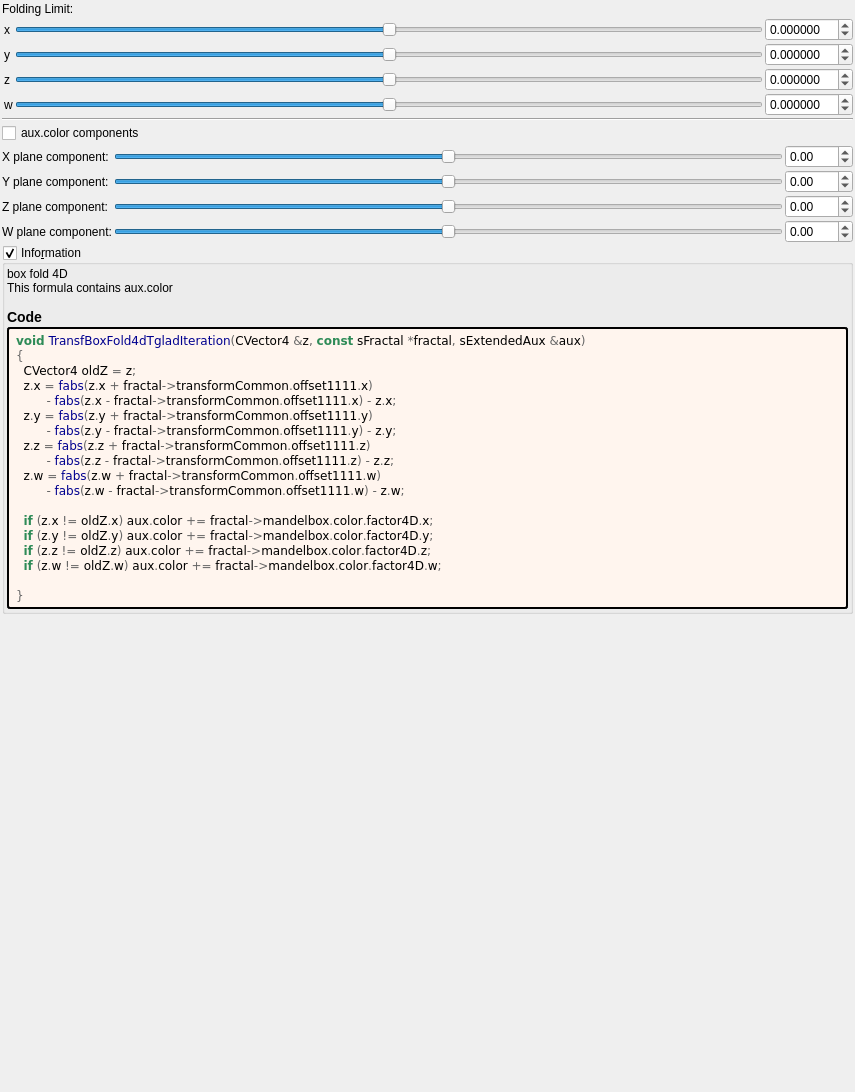
Old version of the form mandelbulber2/formula/ui/fractal_transf_box_fold4d_tglad.ui in the repository buddhi1980/mandelbulber2.
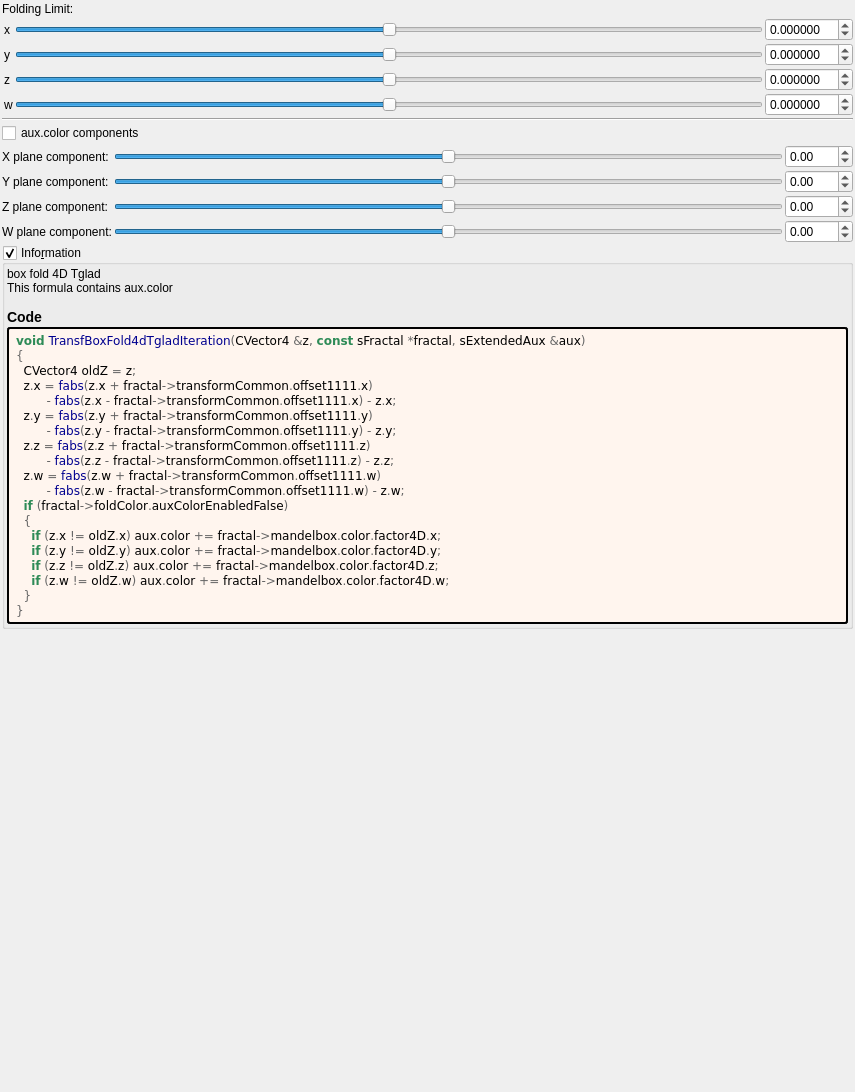
New version of the form. Custom widgets are drawn as their Qt base class.

The edit to the form file:
```diff
--- a/mandelbulber2/formula/ui/fractal_transf_box_fold4d_tglad.ui
+++ b/mandelbulber2/formula/ui/fractal_transf_box_fold4d_tglad.ui
@@ -557,7 +557,7 @@
       <item>
        <widget class="QLabel" name="label_information_general">
         <property name="text">
-         <string notr="true">&lt;p&gt;box fold 4D&lt;br&gt;This formula contains aux.color&lt;/p&gt;&lt;table&gt;
+		 <string notr="true">&lt;p&gt;box fold 4D Tglad&lt;br&gt;This formula contains aux.color&lt;/p&gt;&lt;table&gt;
 &lt;/table&gt;
 &lt;h3&gt;Code&lt;/h3&gt;</string>
         </property>
@@ -590,12 +590,13 @@
         &lt;span style=&quot;color:#676767&quot;&gt;-&lt;/span&gt; &lt;span style=&quot;color:#00008f&quot;&gt;fabs&lt;/span&gt;&lt;span style=&quot;color:#676767&quot;&gt;(&lt;/span&gt;z&lt;span style=&quot;color:#676767&quot;&gt;.&lt;/span&gt;z &lt;span style=&quot;color:#676767&quot;&gt;-&lt;/span&gt; fractal&lt;span style=&quot;color:#676767&quot;&gt;-&amp;gt;&lt;/span&gt;transformCommon&lt;span style=&quot;color:#676767&quot;&gt;.&lt;/span&gt;offset1111&lt;span style=&quot;color:#676767&quot;&gt;.&lt;/span&gt;z&lt;span style=&quot;color:#676767&quot;&gt;) -&lt;/span&gt; z&lt;span style=&quot;color:#676767&quot;&gt;.&lt;/span&gt;z&lt;span style=&quot;color:#676767&quot;&gt;;&lt;/span&gt;
   z&lt;span style=&quot;color:#676767&quot;&gt;.&lt;/span&gt;w &lt;span style=&quot;color:#676767&quot;&gt;=&lt;/span&gt; &lt;span style=&quot;color:#00008f&quot;&gt;fabs&lt;/span&gt;&lt;span style=&quot;color:#676767&quot;&gt;(&lt;/span&gt;z&lt;span style=&quot;color:#676767&quot;&gt;.&lt;/span&gt;w &lt;span style=&quot;color:#676767&quot;&gt;+&lt;/span&gt; fractal&lt;span style=&quot;color:#676767&quot;&gt;-&amp;gt;&lt;/span&gt;transformCommon&lt;span style=&quot;color:#676767&quot;&gt;.&lt;/span&gt;offset1111&lt;span style=&quot;color:#676767&quot;&gt;.&lt;/span&gt;w&lt;span style=&quot;color:#676767&quot;&gt;)&lt;/span&gt;
         &lt;span style=&quot;color:#676767&quot;&gt;-&lt;/span&gt; &lt;span style=&quot;color:#00008f&quot;&gt;fabs&lt;/span&gt;&lt;span style=&quot;color:#676767&quot;&gt;(&lt;/span&gt;z&lt;span style=&quot;color:#676767&quot;&gt;.&lt;/span&gt;w &lt;span style=&quot;color:#676767&quot;&gt;-&lt;/span&gt; fractal&lt;span style=&quot;color:#676767&quot;&gt;-&amp;gt;&lt;/span&gt;transformCommon&lt;span style=&quot;color:#676767&quot;&gt;.&lt;/span&gt;offset1111&lt;span style=&quot;color:#676767&quot;&gt;.&lt;/span&gt;w&lt;span style=&quot;color:#676767&quot;&gt;) -&lt;/span&gt; z&lt;span style=&quot;color:#676767&quot;&gt;.&lt;/span&gt;w&lt;span style=&quot;color:#676767&quot;&gt;;&lt;/span&gt;
-
-  &lt;span style=&quot;color:#2e8b57; font-weight:bold&quot;&gt;if&lt;/span&gt; &lt;span style=&quot;color:#676767&quot;&gt;(&lt;/span&gt;z&lt;span style=&quot;color:#676767&quot;&gt;.&lt;/span&gt;x &lt;span style=&quot;color:#676767&quot;&gt;!=&lt;/span&gt; oldZ&lt;span style=&quot;color:#676767&quot;&gt;.&lt;/span&gt;x&lt;span style=&quot;color:#676767&quot;&gt;)&lt;/span&gt; aux&lt;span style=&quot;color:#676767&quot;&gt;.&lt;/span&gt;color &lt;span style=&quot;color:#676767&quot;&gt;+=&lt;/span&gt; fractal&lt;span style=&quot;color:#676767&quot;&gt;-&amp;gt;&lt;/span&gt;mandelbox&lt;span style=&quot;color:#676767&quot;&gt;.&lt;/span&gt;color&lt;span style=&quot;color:#676767&quot;&gt;.&lt;/span&gt;factor4D&lt;span style=&quot;color:#676767&quot;&gt;.&lt;/span&gt;x&lt;span style=&quot;color:#676767&quot;&gt;;&lt;/span&gt;
-  &lt;span style=&quot;color:#2e8b57; font-weight:bold&quot;&gt;if&lt;/span&gt; &lt;span style=&quot;color:#676767&quot;&gt;(&lt;/span&gt;z&lt;span style=&quot;color:#676767&quot;&gt;.&lt;/span&gt;y &lt;span style=&quot;color:#676767&quot;&gt;!=&lt;/span&gt; oldZ&lt;span style=&quot;color:#676767&quot;&gt;.&lt;/span&gt;y&lt;span style=&quot;color:#676767&quot;&gt;)&lt;/span&gt; aux&lt;span style=&quot;color:#676767&quot;&gt;.&lt;/span&gt;color &lt;span style=&quot;color:#676767&quot;&gt;+=&lt;/span&gt; fractal&lt;span style=&quot;color:#676767&quot;&gt;-&amp;gt;&lt;/span&gt;mandelbox&lt;span style=&quot;color:#676767&quot;&gt;.&lt;/span&gt;color&lt;span style=&quot;color:#676767&quot;&gt;.&lt;/span&gt;factor4D&lt;span style=&quot;color:#676767&quot;&gt;.&lt;/span&gt;y&lt;span style=&quot;color:#676767&quot;&gt;;&lt;/span&gt;
-  &lt;span style=&quot;color:#2e8b57; font-weight:bold&quot;&gt;if&lt;/span&gt; &lt;span style=&quot;color:#676767&quot;&gt;(&lt;/span&gt;z&lt;span style=&quot;color:#676767&quot;&gt;.&lt;/span&gt;z &lt;span style=&quot;color:#676767&quot;&gt;!=&lt;/span&gt; oldZ&lt;span style=&quot;color:#676767&quot;&gt;.&lt;/span&gt;z&lt;span style=&quot;color:#676767&quot;&gt;)&lt;/span&gt; aux&lt;span style=&quot;color:#676767&quot;&gt;.&lt;/span&gt;color &lt;span style=&quot;color:#676767&quot;&gt;+=&lt;/span&gt; fractal&lt;span style=&quot;color:#676767&quot;&gt;-&amp;gt;&lt;/span&gt;mandelbox&lt;span style=&quot;color:#676767&quot;&gt;.&lt;/span&gt;color&lt;span style=&quot;color:#676767&quot;&gt;.&lt;/span&gt;factor4D&lt;span style=&quot;color:#676767&quot;&gt;.&lt;/span&gt;z&lt;span style=&quot;color:#676767&quot;&gt;;&lt;/span&gt;
-  &lt;span style=&quot;color:#2e8b57; font-weight:bold&quot;&gt;if&lt;/span&gt; &lt;span style=&quot;color:#676767&quot;&gt;(&lt;/span&gt;z&lt;span style=&quot;color:#676767&quot;&gt;.&lt;/span&gt;w &lt;span style=&quot;color:#676767&quot;&gt;!=&lt;/span&gt; oldZ&lt;span style=&quot;color:#676767&quot;&gt;.&lt;/span&gt;w&lt;span style=&quot;color:#676767&quot;&gt;)&lt;/span&gt; aux&lt;span style=&quot;color:#676767&quot;&gt;.&lt;/span&gt;color &lt;span style=&quot;color:#676767&quot;&gt;+=&lt;/span&gt; fractal&lt;span style=&quot;color:#676767&quot;&gt;-&amp;gt;&lt;/span&gt;mandelbox&lt;span style=&quot;color:#676767&quot;&gt;.&lt;/span&gt;color&lt;span style=&quot;color:#676767&quot;&gt;.&lt;/span&gt;factor4D&lt;span style=&quot;color:#676767&quot;&gt;.&lt;/span&gt;w&lt;span style=&quot;color:#676767&quot;&gt;;&lt;/span&gt;
-
+  &lt;span style=&quot;color:#2e8b57; font-weight:bold&quot;&gt;if&lt;/span&gt; &lt;span style=&quot;color:#676767&quot;&gt;(&lt;/span&gt;fractal&lt;span style=&quot;color:#676767&quot;&gt;-&amp;gt;&lt;/span&gt;foldColor&lt;span style=&quot;color:#676767&quot;&gt;.&lt;/span&gt;auxColorEnabledFalse&lt;span style=&quot;color:#676767&quot;&gt;)&lt;/span&gt;
+  &lt;span style=&quot;color:#676767&quot;&gt;{&lt;/span&gt;
+    &lt;span style=&quot;color:#2e8b57; font-weight:bold&quot;&gt;if&lt;/span&gt; &lt;span style=&quot;color:#676767&quot;&gt;(&lt;/span&gt;z&lt;span style=&quot;color:#676767&quot;&gt;.&lt;/span&gt;x &lt;span style=&quot;color:#676767&quot;&gt;!=&lt;/span&gt; oldZ&lt;span style=&quot;color:#676767&quot;&gt;.&lt;/span&gt;x&lt;span style=&quot;color:#676767&quot;&gt;)&lt;/span&gt; aux&lt;span style=&quot;color:#676767&quot;&gt;.&lt;/span&gt;color &lt;span style=&quot;color:#676767&quot;&gt;+=&lt;/span&gt; fractal&lt;span style=&quot;color:#676767&quot;&gt;-&amp;gt;&lt;/span&gt;mandelbox&lt;span style=&quot;color:#676767&quot;&gt;.&lt;/span&gt;color&lt;span style=&quot;color:#676767&quot;&gt;.&lt;/span&gt;factor4D&lt;span style=&quot;color:#676767&quot;&gt;.&lt;/span&gt;x&lt;span style=&quot;color:#676767&quot;&gt;;&lt;/span&gt;
+    &lt;span style=&quot;color:#2e8b57; font-weight:bold&quot;&gt;if&lt;/span&gt; &lt;span style=&quot;color:#676767&quot;&gt;(&lt;/span&gt;z&lt;span style=&quot;color:#676767&quot;&gt;.&lt;/span&gt;y &lt;span style=&quot;color:#676767&quot;&gt;!=&lt;/span&gt; oldZ&lt;span style=&quot;color:#676767&quot;&gt;.&lt;/span&gt;y&lt;span style=&quot;color:#676767&quot;&gt;)&lt;/span&gt; aux&lt;span style=&quot;color:#676767&quot;&gt;.&lt;/span&gt;color &lt;span style=&quot;color:#676767&quot;&gt;+=&lt;/span&gt; fractal&lt;span style=&quot;color:#676767&quot;&gt;-&amp;gt;&lt;/span&gt;mandelbox&lt;span style=&quot;color:#676767&quot;&gt;.&lt;/span&gt;color&lt;span style=&quot;color:#676767&quot;&gt;.&lt;/span&gt;factor4D&lt;span style=&quot;color:#676767&quot;&gt;.&lt;/span&gt;y&lt;span style=&quot;color:#676767&quot;&gt;;&lt;/span&gt;
+    &lt;span style=&quot;color:#2e8b57; font-weight:bold&quot;&gt;if&lt;/span&gt; &lt;span style=&quot;color:#676767&quot;&gt;(&lt;/span&gt;z&lt;span style=&quot;color:#676767&quot;&gt;.&lt;/span&gt;z &lt;span style=&quot;color:#676767&quot;&gt;!=&lt;/span&gt; oldZ&lt;span style=&quot;color:#676767&quot;&gt;.&lt;/span&gt;z&lt;span style=&quot;color:#676767&quot;&gt;)&lt;/span&gt; aux&lt;span style=&quot;color:#676767&quot;&gt;.&lt;/span&gt;color &lt;span style=&quot;color:#676767&quot;&gt;+=&lt;/span&gt; fractal&lt;span style=&quot;color:#676767&quot;&gt;-&amp;gt;&lt;/span&gt;mandelbox&lt;span style=&quot;color:#676767&quot;&gt;.&lt;/span&gt;color&lt;span style=&quot;color:#676767&quot;&gt;.&lt;/span&gt;factor4D&lt;span style=&quot;color:#676767&quot;&gt;.&lt;/span&gt;z&lt;span style=&quot;color:#676767&quot;&gt;;&lt;/span&gt;
+    &lt;span style=&quot;color:#2e8b57; font-weight:bold&quot;&gt;if&lt;/span&gt; &lt;span style=&quot;color:#676767&quot;&gt;(&lt;/span&gt;z&lt;span style=&quot;color:#676767&quot;&gt;.&lt;/span&gt;w &lt;span style=&quot;color:#676767&quot;&gt;!=&lt;/span&gt; oldZ&lt;span style=&quot;color:#676767&quot;&gt;.&lt;/span&gt;w&lt;span style=&quot;color:#676767&quot;&gt;)&lt;/span&gt; aux&lt;span style=&quot;color:#676767&quot;&gt;.&lt;/span&gt;color &lt;span style=&quot;color:#676767&quot;&gt;+=&lt;/span&gt; fractal&lt;span style=&quot;color:#676767&quot;&gt;-&amp;gt;&lt;/span&gt;mandelbox&lt;span style=&quot;color:#676767&quot;&gt;.&lt;/span&gt;color&lt;span style=&quot;color:#676767&quot;&gt;.&lt;/span&gt;factor4D&lt;span style=&quot;color:#676767&quot;&gt;.&lt;/span&gt;w&lt;span style=&quot;color:#676767&quot;&gt;;&lt;/span&gt;
+  &lt;span style=&quot;color:#676767&quot;&gt;}&lt;/span&gt;
 &lt;span style=&quot;color:#676767&quot;&gt;}&lt;/span&gt;
 &lt;/pre&gt;
 &lt;/body&gt;</string>
```
Left out of the diff: 8 changed lines with no effect on the pictures. Lines whose indentation alone changed are shown as unchanged.
